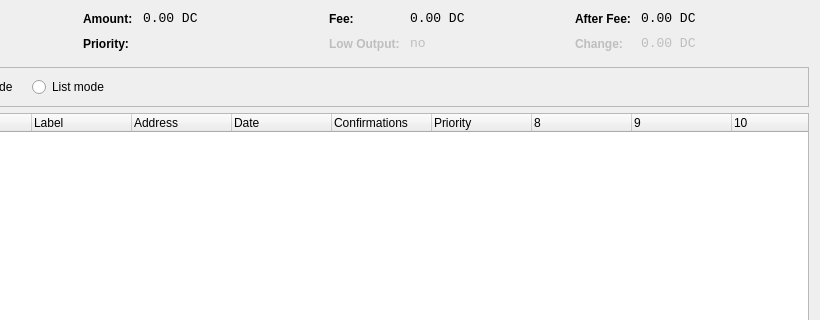
Before: the Qt Designer form src/qt/forms/coincontroldialog.ui in Azotroph/current, drawn with Qt 5; both pictures show x 180 to 1000 and y 0 to 320 of the 1000 by 500 pixel window.
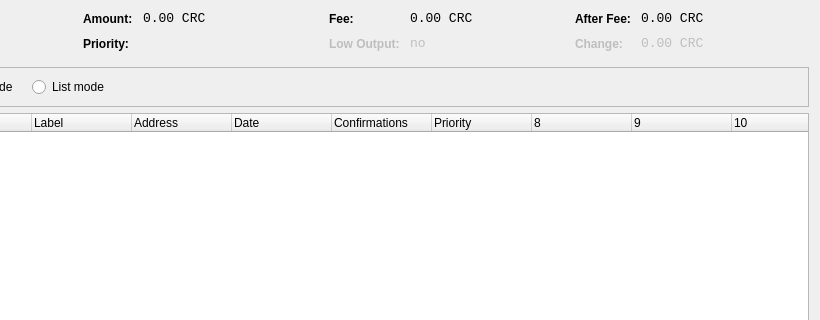
After: the same form once the commit is applied. Custom widgets are drawn as their Qt base class.

```diff
--- a/src/qt/forms/coincontroldialog.ui
+++ b/src/qt/forms/coincontroldialog.ui
@@ -141,7 +141,7 @@
           <enum>Qt::ActionsContextMenu</enum>
          </property>
          <property name="text">
-          <string>0.00 DC</string>
+          <string>0.00 CRC</string>
          </property>
          <property name="textInteractionFlags">
           <set>Qt::LinksAccessibleByMouse|Qt::TextSelectableByKeyboard|Qt::TextSelectableByMouse</set>
@@ -221,7 +221,7 @@
           <enum>Qt::ActionsContextMenu</enum>
          </property>
          <property name="text">
-          <string>0.00 DC</string>
+          <string>0.00 CRC</string>
          </property>
          <property name="textInteractionFlags">
           <set>Qt::LinksAccessibleByMouse|Qt::TextSelectableByKeyboard|Qt::TextSelectableByMouse</set>
@@ -307,7 +307,7 @@
           <enum>Qt::ActionsContextMenu</enum>
          </property>
          <property name="text">
-          <string>0.00 DC</string>
+          <string>0.00 CRC</string>
          </property>
          <property name="textInteractionFlags">
           <set>Qt::LinksAccessibleByMouse|Qt::TextSelectableByKeyboard|Qt::TextSelectableByMouse</set>
@@ -345,7 +345,7 @@
           <enum>Qt::ActionsContextMenu</enum>
          </property>
          <property name="text">
-          <string>0.00 DC</string>
+          <string>0.00 CRC</string>
          </property>
          <property name="textInteractionFlags">
           <set>Qt::LinksAccessibleByMouse|Qt::TextSelectableByKeyboard|Qt::TextSelectableByMouse</set>
```
